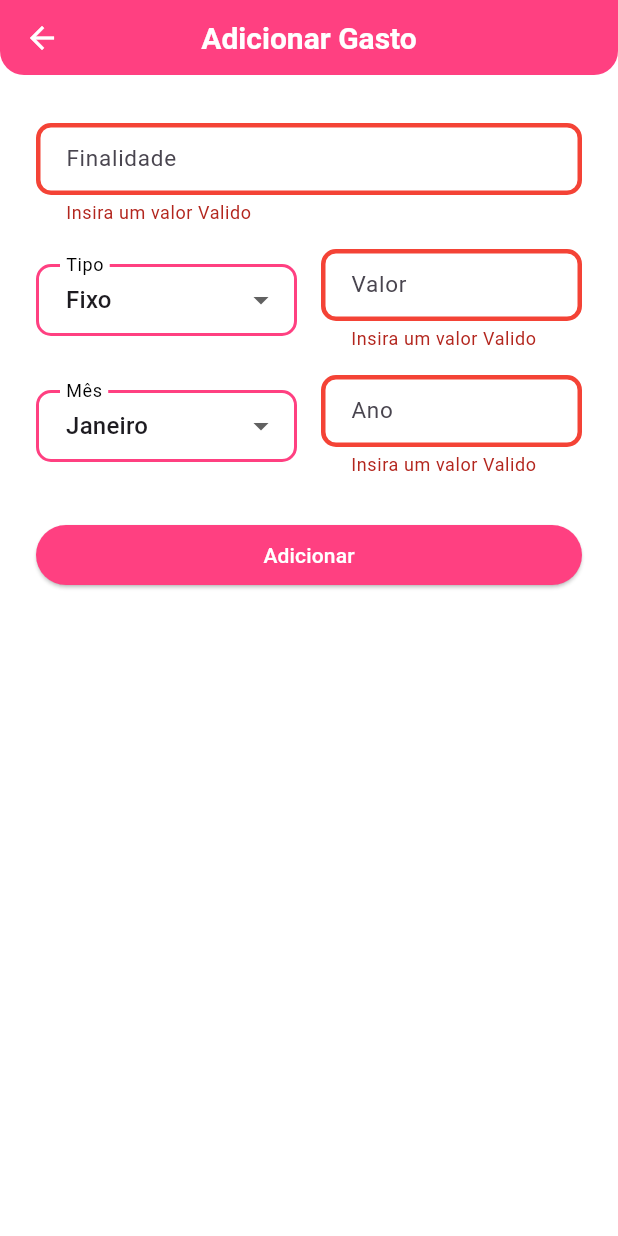
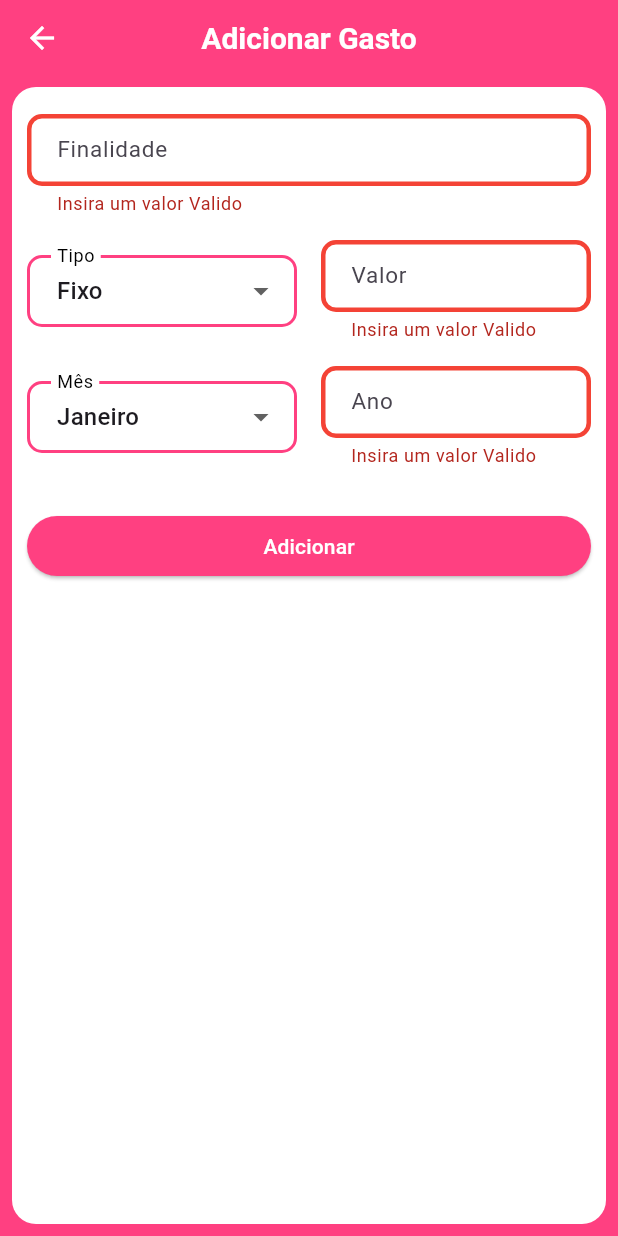
Before and after one commit to TalesLimaOliveira/flutter_trabalho2_opta1, a Flutter app: the ExpenseForm screen opened directly, after a tap on "Adicionar", on a phone screen of 412 x 824 dp. Run offline on Flutter 3.47's test engine with Material 3 defaults, Android fonts, the phone set to English and light mode, and no system bars; our stand-ins replace shared_preferences; accounts and stored records are empty.

Commit message:
Fix Contenairs

```diff
--- a/lib/main.dart
+++ b/lib/main.dart
@@ -22,7 +22,7 @@ class MyApp extends StatelessWidget {
 
       theme: ThemeData(
         primaryColor: AppColors.primary,
-        scaffoldBackgroundColor: AppColors.containerBG,
+        scaffoldBackgroundColor: AppColors.primary,
 
         textTheme: const TextTheme(
           bodyLarge: TextStyle(color: AppColors.text),
@@ -50,10 +50,10 @@ class MyApp extends StatelessWidget {
           textColor: AppColors.text,
           titleTextStyle: TextStyle(
             fontWeight: FontWeight.bold,
-            fontSize: 18.0,
+            fontSize: 16.0,
           ),
           subtitleTextStyle: TextStyle(
-            fontSize: 16.0,
+            fontSize: 14.0,
           ),
         ),
 
--- a/lib/screens/form/expense_form.dart
+++ b/lib/screens/form/expense_form.dart
@@ -43,8 +43,11 @@ class ExpenseFormState extends State<ExpenseForm> {
       ),
 
 // SCREEN STYLE
-      body: Container(
-        padding: const EdgeInsets.all(16.0),
+      body: Column(
+        children: [
+          Expanded(
+            child: Container(
+              padding: const EdgeInsets.all(10.0),
               margin: const EdgeInsets.all(8.0),
               decoration: BoxDecoration(
                 color: AppColors.containerBG,
@@ -161,10 +164,10 @@ class ExpenseFormState extends State<ExpenseForm> {
                             );
                             if (widget.existingExpense != null) {
                               newExpense.id = widget.existingExpense!.id;// Preserve ID for update
-                        ExpenseController.updateExpenseStatic(
+                              ExpenseDao.updateExpenseStatic(
                                 context, newExpense.id, newExpense);
                             } else {
-                        ExpenseController.addExpenseStatic(context, newExpense);
+                              ExpenseDao.addExpenseStatic(context, newExpense);
                             }
                             Navigator.pop(context);
                           }
@@ -178,6 +181,9 @@ class ExpenseFormState extends State<ExpenseForm> {
                 ),
               ),
             ),
+          ),
+        ],
+      ),
     );
   }
 }
--- a/lib/screens/home/home.dart
+++ b/lib/screens/home/home.dart
@@ -56,14 +56,14 @@ class _HomeScreenState extends State<HomeScreen> {
 
                 //LOGO
                             Image.asset("assets/flutterlogo.png",
-                              height: 300,
+                              height: 200,
                             ),
                             const Text(
                               AppLabels.appName,
-                              style: TextStyle(fontSize: 32, fontWeight: FontWeight.bold),
+                              style: TextStyle(fontSize: 28, fontWeight: FontWeight.bold),
                               textAlign: TextAlign.center,
                             ),
-                            const SizedBox(height: 40),
+                            const SizedBox(height: 30),
                 //FORMS
                 //USERNAME - SINGUP
                             Visibility(
--- a/lib/screens/list/expense_list.dart
+++ b/lib/screens/list/expense_list.dart
@@ -27,7 +27,7 @@ class _ExpenseListState extends State<ExpenseList> {
       body: Consumer<ExpenseDao>(
         builder: (context, controller, child) {
           return Container(
-            padding: const EdgeInsets.all(16.0),
+            padding: const EdgeInsets.all(2.0),
             margin: const EdgeInsets.all(8.0),
             decoration: BoxDecoration(
               color: AppColors.containerBG,
@@ -53,6 +53,7 @@ class _ExpenseListState extends State<ExpenseList> {
                           children: [
   //EDIT FROM LIST
                             IconButton(
+                              padding: EdgeInsets.zero,
                               icon: const Icon(Icons.edit),
                               onPressed: () {
                                 Navigator.push(
@@ -67,6 +68,7 @@ class _ExpenseListState extends State<ExpenseList> {
   //DELETE FROM LIST
                             IconButton(
                               icon: const Icon(Icons.delete),
+                              padding: EdgeInsets.zero,
                               onPressed: () {
                                 controller.deleteExpense(expenseList.id);
                               },
```
Lines whose indentation alone changed are shown as unchanged.
